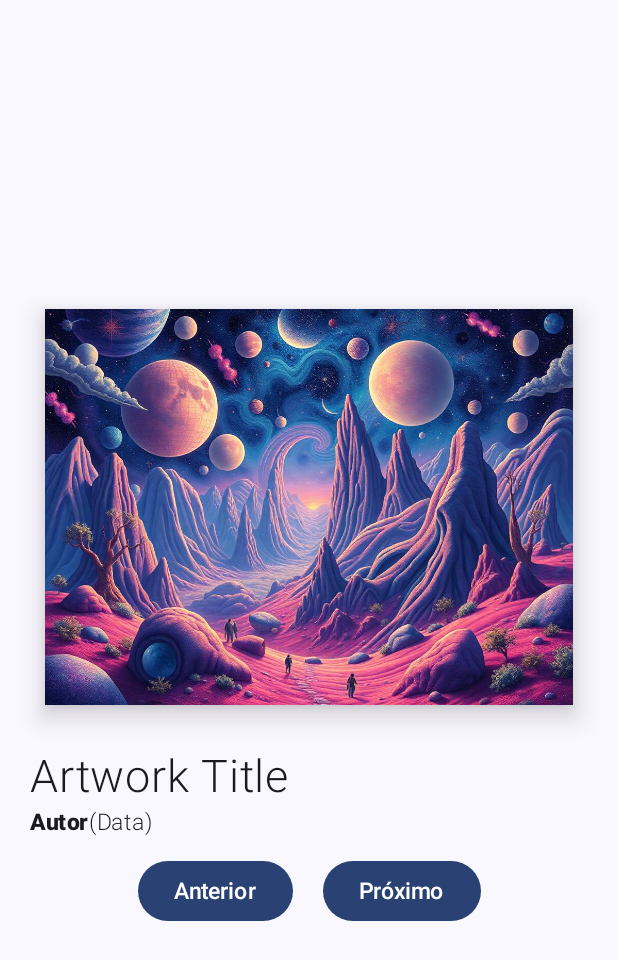
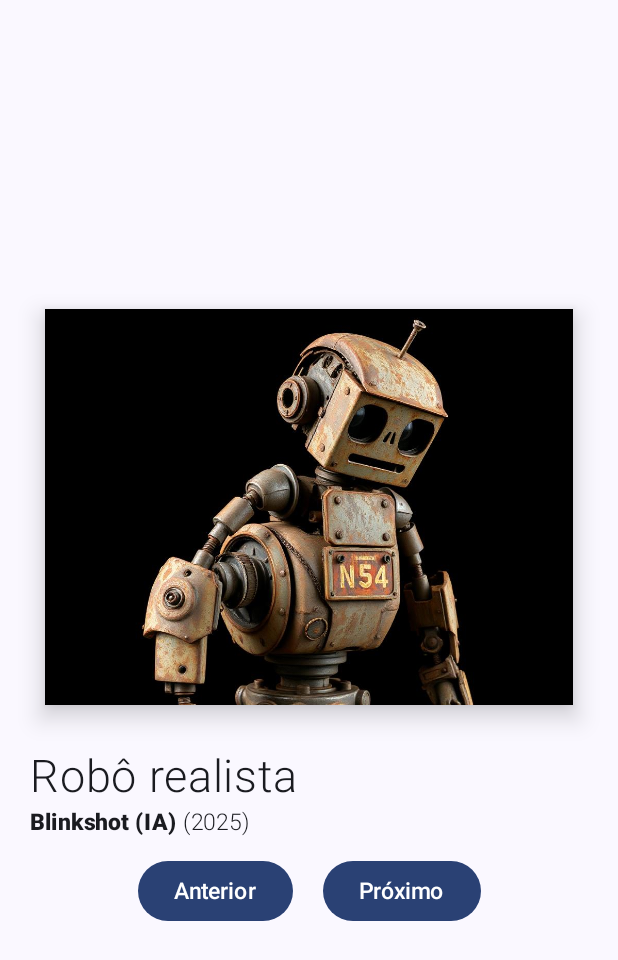
Before and after one commit to Gabriel432135/Artwork-Compose, an Android app built with Jetpack Compose: the screen it shows after launch (MainActivity), after a tap on "Anterior", on a phone screen of 412 x 824 dp. Shown: the top 960 px of the screen. Run offline under Robolectric (Android 15) with nearby library versions, the light colour scheme and no system bars.

Commit message:
Funcionalidade dos botões

```diff
--- a/app/build.gradle.kts
+++ b/app/build.gradle.kts
@@ -13,7 +13,7 @@ android {
         minSdk = 25
         targetSdk = 35
         versionCode = 1
-        versionName = "1.0"
+        versionName = "1.1"
 
         testInstrumentationRunner = "androidx.test.runner.AndroidJUnitRunner"
     }
--- /dev/null
+++ b/app/src/main/java/com/example/artworkcompose/ArtworkItem.kt
@@ -0,0 +1,4 @@
+package com.example.artworkcompose
+
+class ArtworkItem(val picture: Int, val title: Int, val autor: Int, val data: Int) {
+}
--- a/app/src/main/java/com/example/artworkcompose/MainActivity.kt
+++ b/app/src/main/java/com/example/artworkcompose/MainActivity.kt
@@ -19,6 +19,10 @@ import androidx.compose.material3.Button
 import androidx.compose.material3.Surface
 import androidx.compose.material3.Text
 import androidx.compose.runtime.Composable
+import androidx.compose.runtime.getValue
+import androidx.compose.runtime.mutableIntStateOf
+import androidx.compose.runtime.remember
+import androidx.compose.runtime.setValue
 import androidx.compose.ui.Alignment
 import androidx.compose.ui.Modifier
 import androidx.compose.ui.graphics.painter.Painter
@@ -53,7 +57,34 @@ fun LayoutWithBackground(){
 
 @Composable
 fun DisplayArtworkLayout(modifier: Modifier = Modifier) {
-    var image: Painter = painterResource(R.drawable.surrealismo)
+    val artworks = remember {
+        listOf(
+            ArtworkItem(
+                picture = R.drawable.surrealismo,
+                title = R.string.surrealismo_nome,
+                autor = R.string.surrealismo_autor,
+                data = R.string.surrealismo_data
+            ),
+            ArtworkItem(
+                picture = R.drawable.realista,
+                title = R.string.realista_nome,
+                autor = R.string.realista_autor,
+                data = R.string.realista_data
+            ),
+            ArtworkItem(
+                picture = R.drawable.desenho,
+                title = R.string.desenho_nome,
+                autor = R.string.desenho_autor,
+                data = R.string.desenho_data
+            )
+        )
+    }
+
+    var index: Int by remember{ mutableIntStateOf(0) }
+
+
+
+    val image: Painter = painterResource(artworks[index].picture)
     Column(modifier = Modifier.padding(10.dp, 10.dp).fillMaxSize().verticalScroll(rememberScrollState()), verticalArrangement = Arrangement.Center){
         Surface (modifier = Modifier
             .fillMaxWidth()
@@ -65,7 +96,7 @@ fun DisplayArtworkLayout(modifier: Modifier = Modifier) {
             Column(modifier = Modifier) {
                 Row(modifier = modifier, verticalAlignment = Alignment.CenterVertically) {
                     Text(
-                        text = "Artwork Title",
+                        text = stringResource(artworks[index].title),
                         modifier = modifier.fillMaxWidth(),
                         fontSize = 30.sp,
                         fontWeight = FontWeight.Light,
@@ -73,12 +104,13 @@ fun DisplayArtworkLayout(modifier: Modifier = Modifier) {
                 }
                 Row(modifier = modifier, verticalAlignment = Alignment.CenterVertically) {
                     Text(
-                        text = "Autor",
+                        text =  stringResource(artworks.get(index).autor),
                         fontSize = 15.sp,
                         fontWeight = FontWeight.Black,
                     )
+                    Spacer(modifier = Modifier.padding(2.dp))
                     Text(
-                        text = "(Data)",
+                        text = String.format("(%s)",stringResource(artworks[index].data)),
                         fontSize = 15.sp,
                         fontWeight = FontWeight.Light,
                     )
@@ -94,14 +126,14 @@ fun DisplayArtworkLayout(modifier: Modifier = Modifier) {
             horizontalArrangement = Arrangement.Center
             )
         {
-            Button(onClick = {}){
+            Button(onClick = {index = (index + 1 + artworks.size)%artworks.size}){
                 Text(
                     text = stringResource(R.string.previous_button),
                     fontSize = 15.sp,
                 )
             }
             Spacer(modifier = Modifier.padding(10.dp))
-            Button(onClick = {}){
+            Button(onClick = {index = (index - 1 + artworks.size)%artworks.size}){
                 Text(
                     text = stringResource(R.string.next_button),
                     fontSize = 15.sp,
--- a/app/src/main/res/values/strings.xml
+++ b/app/src/main/res/values/strings.xml
@@ -2,4 +2,13 @@
     <string name="app_name">Artwork Compose</string>
     <string name="previous_button">Anterior</string>
     <string name="next_button">Próximo</string>
+    <string name="surrealismo_nome">Paisagem surrealista</string>
+    <string name="surrealismo_autor">Blinkshot (IA)</string>
+    <string name="surrealismo_data">2025</string>
+    <string name="desenho_nome">Robô</string>
+    <string name="desenho_autor">Blinkshot (IA)</string>
+    <string name="desenho_data">2025</string>
+    <string name="realista_nome">Robô realista</string>
+    <string name="realista_autor">Blinkshot (IA)</string>
+    <string name="realista_data">2025</string>
 </resources>
```
